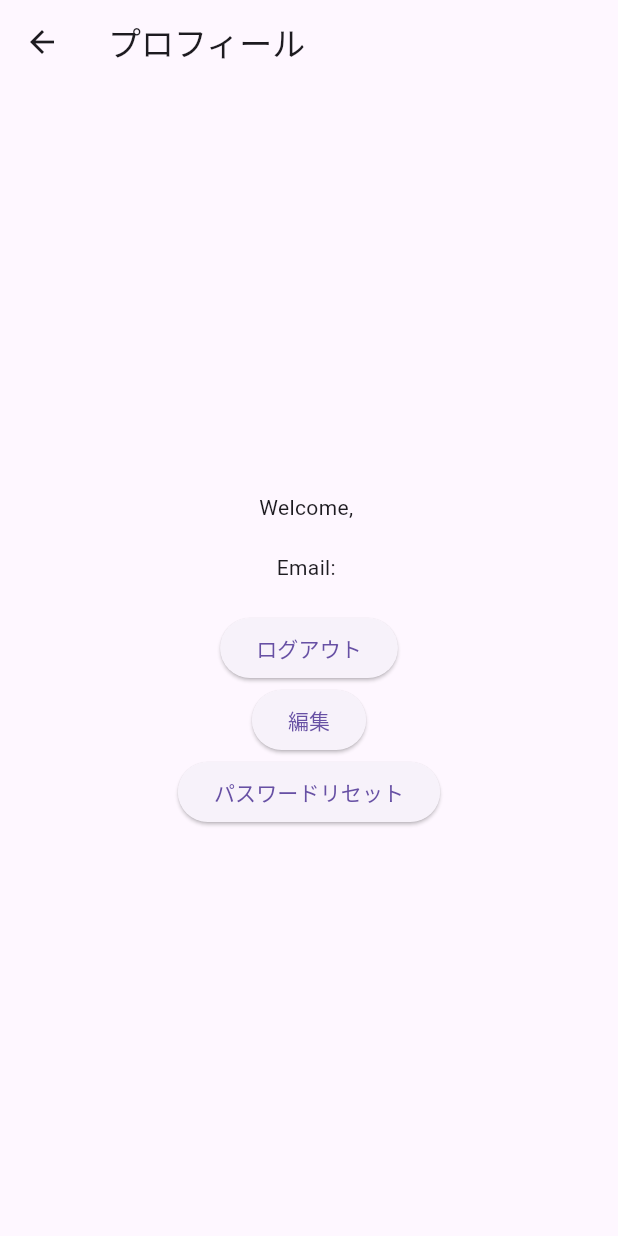
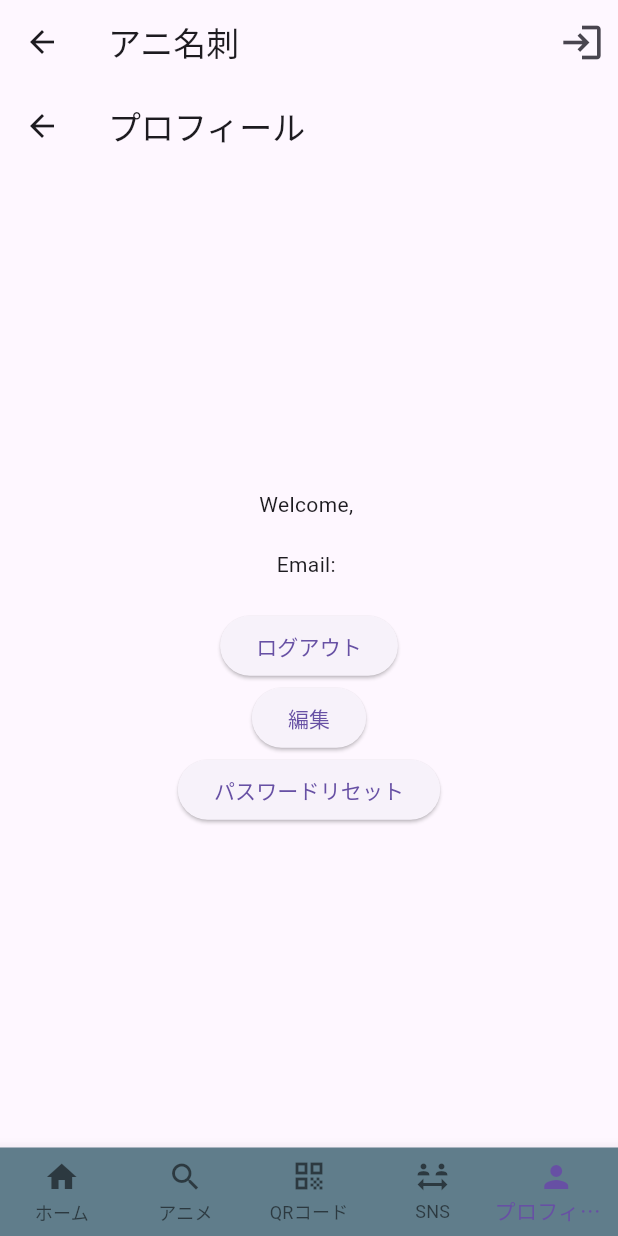
Before and after one commit to KOU050223/Animeishi, a Flutter app: the HomePage screen opened directly, item 5 of the bottom bar chosen, after a tap on "ログアウト", on a phone screen of 412 x 824 dp. Run offline on Flutter 3.47's test engine with Material 3 defaults, Android fonts, the light colour scheme and no system bars; our stand-ins replace camera, cloud_firestore, firebase_auth, firebase_core; accounts and stored records are empty.

Commit message:
名刺制作画面と表示画面の政策
home画面に手をくわえました

名刺制作画面と表示画面をつくりました

ユーザーネームと好きなアニメのジャンルをつくりました。

あとはfirebaseとの連携ができればにじゅうまる

```diff
--- a/lib/ui/home/view/home_page.dart
+++ b/lib/ui/home/view/home_page.dart
@@ -1,13 +1,26 @@
-// 遷移先
+import 'package:flutter/material.dart';
 import 'package:animeishi/ui/animes/view/anime_list_page.dart';
 import 'package:animeishi/ui/auth/view/auth_page.dart';
 import 'package:animeishi/ui/profile/view/profile_page.dart';
 import 'package:animeishi/ui/camera/view/camera_page.dart';
+import 'package:animeishi/ui/SNS/view/SNS_page.dart';
 
-// 標準
-import 'package:flutter/material.dart';
+class HomePage extends StatefulWidget {
+  @override
+  _HomePageState createState() => _HomePageState();
+}
 
-class HomePage extends StatelessWidget {
+class _HomePageState extends State<HomePage> {
+  int _currentIndex = 0;
+
+  final List<Widget> _pages = [
+    HomePageContent(),
+    AnimeListPage(),
+    CameraPage(),
+    SNSPage(),
+    ProfilePage(),
+  ];
+
   @override
   Widget build(BuildContext context) {
     return Scaffold(
@@ -18,78 +31,36 @@ class HomePage extends StatelessWidget {
             icon: Icon(Icons.login),
             iconSize: 30,
             onPressed: () {
-              // 認証ページに遷移する処理をここに書く
-              Navigator.push(
-                  context, MaterialPageRoute(builder: (context) => AuthPage()));
+              Navigator.push(context, MaterialPageRoute(builder: (context) => AuthPage()));
             },
           ),
         ],
       ),
-      body: Column(
-        children: [
-          Expanded(
-            child: Center(
-              child: Text('ホーム画面のコンテンツ'),
-            ),
-          ),
-          BottomNavigationBar(
-            items: [
-              BottomNavigationBarItem(
-                icon: Icon(Icons.home),
-                label: 'ホーム',
-              ),
-              BottomNavigationBarItem(
-                icon: Icon(Icons.search),
-                label: 'アニメ',
-              ),
-              BottomNavigationBarItem(
-                icon: Icon(Icons.qr_code),
-                label: 'QRコード',
-              ),
-              BottomNavigationBarItem(
-                icon: Icon(Icons.social_distance),
-                label: 'SNS',
-              ),
-              BottomNavigationBarItem(
-                icon: Icon(Icons.person),
-                label: 'プロフィール',
-              ),
-            ],
-            backgroundColor: Colors.blueGrey,
-            onTap: (index) {
-              // 各ボタンを押したときの処理をここに書く
-              switch (index) {
-                case 0: //ホーム画面
-                  Navigator.push(
-                    context,
-                    MaterialPageRoute(builder: (context) => HomePage()),
-                  );
-                  break;
-                case 1: //アニメ画面
-                  Navigator.push(
-                    context,
-                    MaterialPageRoute(builder: (context) => AnimeListPage()),
-                  );
-                  break;
-                case 2: //カメラ起動(QRアイコン)
-                  Navigator.push(
-                    context,
-                    MaterialPageRoute(builder: (context) => const CameraPage()),
-                  );
-                  break;
-
-                case 4: //プロフィール画面
-                  Navigator.push(
-                    context,
-                    MaterialPageRoute(builder: (context) => ProfilePage()),
-                  );
-                  break;
-                  default:
-              }
-            },
-          ),
+      body: _pages[_currentIndex],
+      bottomNavigationBar: BottomNavigationBar(
+        currentIndex: _currentIndex,
+        type: BottomNavigationBarType.fixed,
+        items: [
+          BottomNavigationBarItem(icon: Icon(Icons.home), label: 'ホーム'),
+          BottomNavigationBarItem(icon: Icon(Icons.search), label: 'アニメ'),
+          BottomNavigationBarItem(icon: Icon(Icons.qr_code), label: 'QRコード'),
+          BottomNavigationBarItem(icon: Icon(Icons.social_distance), label: 'SNS'),
+          BottomNavigationBarItem(icon: Icon(Icons.person), label: 'プロフィール'),
         ],
+        backgroundColor: Colors.blueGrey,
+        onTap: (index) {
+          setState(() {
+            _currentIndex = index;
+          });
+        },
       ),
     );
   }
 }
+
+class HomePageContent extends StatelessWidget {
+  @override
+  Widget build(BuildContext context) {
+    return Center(child: Text('ホーム画面のコンテンツ'));
+  }
+}
```
Also changed, not shown: lib/ui/SNS/view/SNS_edit_page.dart (added, +170 -0 lines), lib/ui/SNS/view/SNS_page.dart (added, +84 -0 lines).
